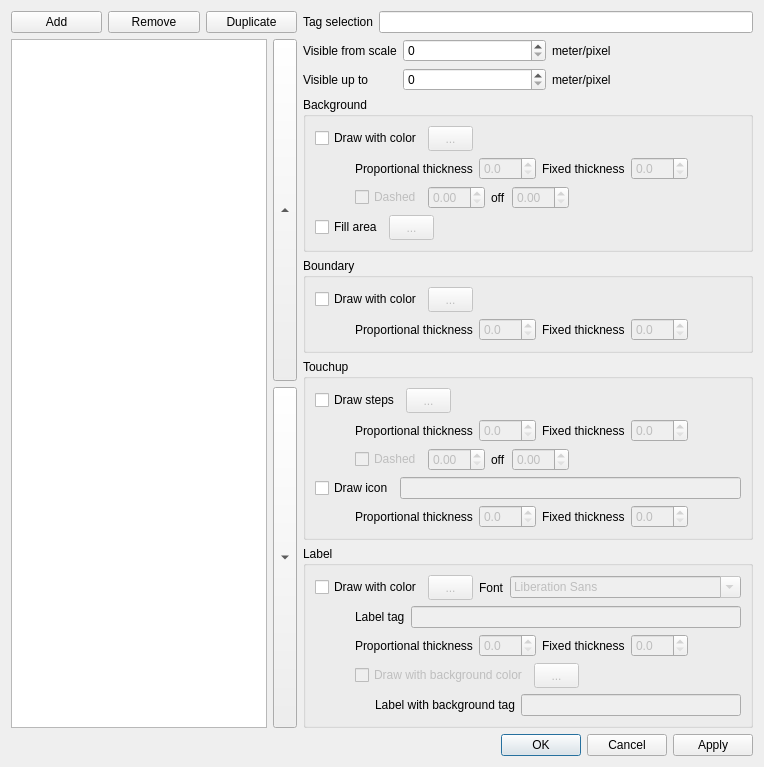
This is PaintStyle/PaintStyleEditor.ui in openstreetmap/merkaartor as Qt 5 draws it before an edit. The edited form follows.
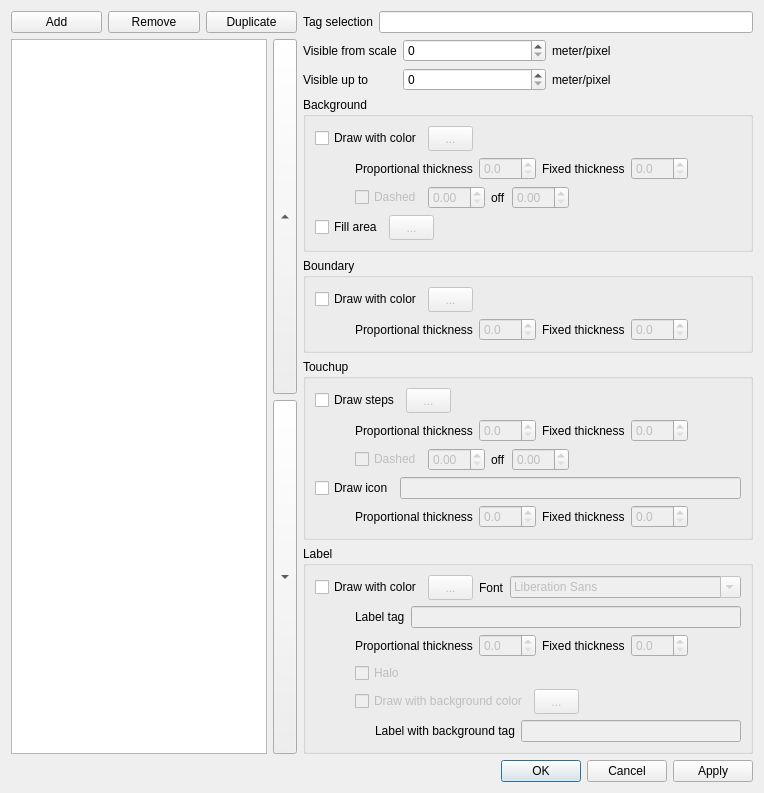
This is the edited form.

Commit message: ADD : add support for MTK-based GPSes ADD : add "Halo" label option to the style editor (closes #1144)

The edit to the form file:
```diff
--- a/PaintStyle/PaintStyleEditor.ui
+++ b/PaintStyle/PaintStyleEditor.ui
@@ -6,7 +6,7 @@
     <x>0</x>
     <y>0</y>
     <width>727</width>
-    <height>755</height>
+    <height>783</height>
    </rect>
   </property>
   <property name="windowTitle" >
@@ -1084,6 +1084,49 @@
             </item>
            </layout>
           </item>
+          <item>
+           <layout class="QHBoxLayout" name="horizontalLayout_5" >
+            <item>
+             <spacer name="horizontalSpacer_4" >
+              <property name="orientation" >
+               <enum>Qt::Horizontal</enum>
+              </property>
+              <property name="sizeType" >
+               <enum>QSizePolicy::Minimum</enum>
+              </property>
+              <property name="sizeHint" stdset="0" >
+               <size>
+                <width>40</width>
+                <height>20</height>
+               </size>
+              </property>
+             </spacer>
+            </item>
+            <item>
+             <widget class="QCheckBox" name="LabelHalo" >
+              <property name="enabled" >
+               <bool>false</bool>
+              </property>
+              <property name="text" >
+               <string>Halo</string>
+              </property>
+             </widget>
+            </item>
+            <item>
+             <spacer name="horizontalSpacer_5" >
+              <property name="orientation" >
+               <enum>Qt::Horizontal</enum>
+              </property>
+              <property name="sizeHint" stdset="0" >
+               <size>
+                <width>40</width>
+                <height>20</height>
+               </size>
+              </property>
+             </spacer>
+            </item>
+           </layout>
+          </item>
           <item>
            <layout class="QHBoxLayout" name="_4" >
             <property name="spacing" >
```
Left out of the diff: 34 changed lines with no effect on the pictures. The commit also changes 13 other files.
